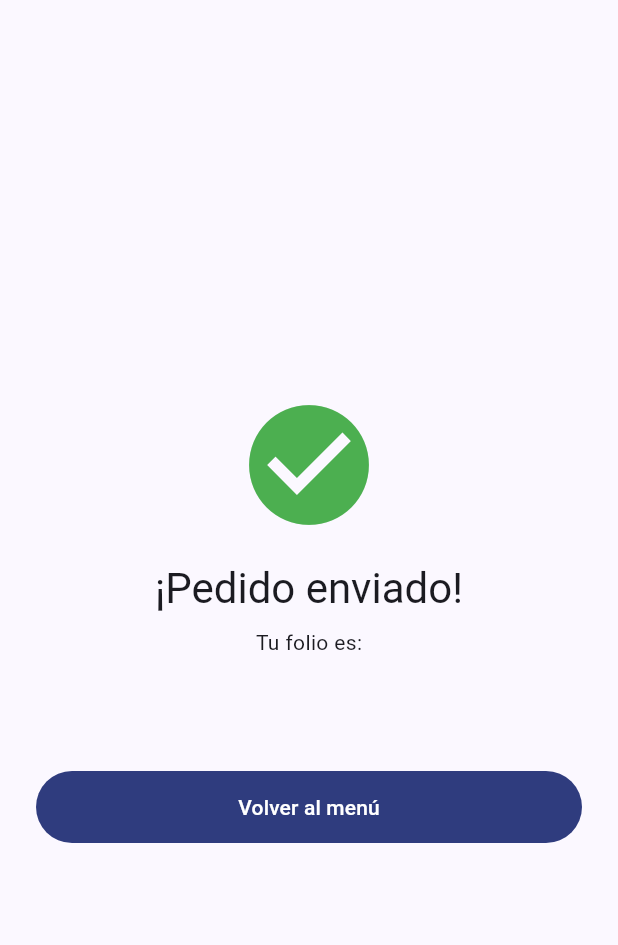
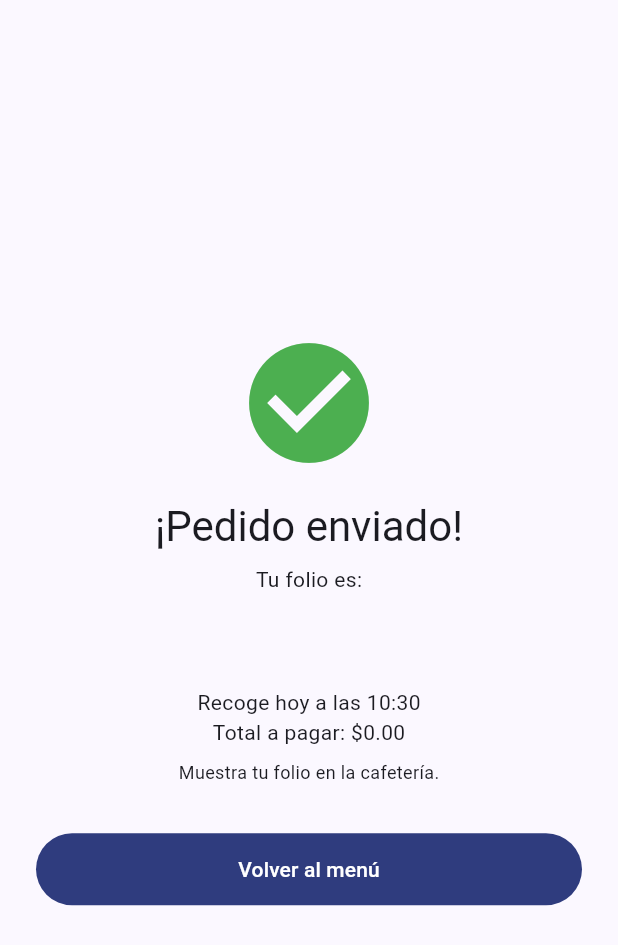
Before and after one commit to Diegue83/AgilU, a Flutter app: the ConfirmacionView screen opened directly with empty values, on a phone screen of 412 x 824 dp. Shown: the top 945 px of the screen. Run offline on Flutter 3.47's test engine with Material 3 defaults, Android fonts, the phone set to English and light mode, and no system bars; our stand-ins replace cloud_firestore, firebase_auth, firebase_core; accounts and stored records are empty.

Commit message:
Configuración del envio y confirmación del pedido

```diff
--- a/lib/app.dart
+++ b/lib/app.dart
@@ -2,6 +2,7 @@ import 'package:flutter/material.dart';
 
 import 'core/routes.dart';
 import 'core/theme.dart';
+import 'data/models/pedido.dart';
 import 'ui/auth/login_view.dart';
 import 'ui/cart/cart_view.dart';
 import 'ui/menu/menu_view.dart';
@@ -22,7 +23,8 @@ class AgilUApp extends StatelessWidget {
         Routes.menu: (_) => const MenuView(),
         Routes.carrito: (_) => const CartView(),
         Routes.confirmacion: (ctx) => ConfirmacionView(
-              folio: ModalRoute.of(ctx)!.settings.arguments as String,
+              resultado:
+                  ModalRoute.of(ctx)!.settings.arguments as ResultadoPedido,
             ),
       },
     );
--- a/lib/core/app_config.dart
+++ b/lib/core/app_config.dart
@@ -4,4 +4,9 @@ class AppConfig {
   /// true  = usa Firebase Authentication + Cloud Firestore.
   /// Cambiar a true cuando Juan Diego termine la configuración de Firebase.
   static const bool usarFirebase = false;
+  static const String cafeteriaPorDefecto = 'cafeteria-central';
+  static const int anticipacionMinutos = 60;        // regla del beneficiario
+  static const int intervaloRecogidaMinutos = 15;
+  static const int aperturaMinutos = 7 * 60 + 30;   // 07:30
+  static const int cierreMinutos = 23 * 60;         // cambiar a la hora sugerida
 }
--- /dev/null
+++ b/lib/core/reglas_pedido.dart
@@ -0,0 +1,28 @@
+import 'app_config.dart';
+
+class ReglasPedido {
+  static List<DateTime> horasDisponibles(
+    DateTime ahora, {
+    int anticipacion = AppConfig.anticipacionMinutos,
+    int intervalo = AppConfig.intervaloRecogidaMinutos,
+    int apertura = AppConfig.aperturaMinutos,
+    int cierre = AppConfig.cierreMinutos,
+  }) {
+    final inicioDia = DateTime(ahora.year, ahora.month, ahora.day);
+    final minimo = ahora.add(Duration(minutes: anticipacion));
+    final horas = <DateTime>[];
+    for (var m = apertura; m <= cierre; m += intervalo) {
+      final hora = inicioDia.add(Duration(minutes: m));
+      if (!hora.isBefore(minimo)) horas.add(hora);
+    }
+    return horas;
+  }
+
+  static bool horaValida(DateTime elegida, DateTime ahora) =>
+      horasDisponibles(ahora).any((h) => h.isAtSameMomentAs(elegida));
+
+  static String formatearFolio(int n) => 'AGU-${n.toString().padLeft(5, '0')}';
+
+  static String formatearHora(DateTime h) =>
+      '${h.hour.toString().padLeft(2, '0')}:${h.minute.toString().padLeft(2, '0')}';
+}
--- a/lib/data/models/item_carrito.dart
+++ b/lib/data/models/item_carrito.dart
@@ -11,7 +11,7 @@ class ItemCarrito {
   Map<String, dynamic> toMap() => {
         'productoId': producto.id,
         'nombre': producto.nombre,
-        'precio': producto.precio,
+        'precioUnitario': producto.precio,
         'cantidad': cantidad,
       };
 }
--- a/lib/data/models/pedido.dart
+++ b/lib/data/models/pedido.dart
@@ -2,24 +2,37 @@ import 'item_carrito.dart';
 
 class Pedido {
   final String usuarioId;
+  final String cafeteriaId;
   final List<ItemCarrito> items;
   final double total;
-  final String estado; // pendiente | preparando | listo | entregado
-  final DateTime creadoEn;
+  final DateTime recogerA;
+  final String notas;
+  final String estado;
 
-  Pedido({
+  const Pedido({
     required this.usuarioId,
+    required this.cafeteriaId,
     required this.items,
     required this.total,
+    required this.recogerA,
+    this.notas = '',
     this.estado = 'pendiente',
-    DateTime? creadoEn,
-  }) : creadoEn = creadoEn ?? DateTime.now();
+  });
 
   Map<String, dynamic> toMap() => {
         'usuarioId': usuarioId,
+        'cafeteriaId': cafeteriaId,
         'items': items.map((e) => e.toMap()).toList(),
         'total': total,
         'estado': estado,
-        'creadoEn': creadoEn.toIso8601String(),
+        if (notas.trim().isNotEmpty) 'notas': notas.trim(),
       };
 }
+
+class ResultadoPedido {
+  final String folio;
+  final DateTime recogerA;
+  final double total;
+  const ResultadoPedido(
+      {required this.folio, required this.recogerA, required this.total});
+}
--- a/lib/ui/pedido/confirmacion_view.dart
+++ b/lib/ui/pedido/confirmacion_view.dart
@@ -1,10 +1,12 @@
 import 'package:flutter/material.dart';
 
+import '../../core/reglas_pedido.dart';
 import '../../core/routes.dart';
+import '../../data/models/pedido.dart';
 
 class ConfirmacionView extends StatelessWidget {
-  final String folio;
-  const ConfirmacionView({super.key, required this.folio});
+  final ResultadoPedido resultado;
+  const ConfirmacionView({super.key, required this.resultado});
 
   @override
   Widget build(BuildContext context) {
@@ -22,11 +24,17 @@ class ConfirmacionView extends StatelessWidget {
                     style: Theme.of(context).textTheme.headlineMedium),
                 const SizedBox(height: 8),
                 const Text('Tu folio es:'),
-                Text(folio,
+                SelectableText(resultado.folio,
                     style: Theme.of(context)
                         .textTheme
                         .displaySmall
                         ?.copyWith(fontWeight: FontWeight.bold)),
+                const SizedBox(height: 16),
+                Text('Recoge hoy a las ${ReglasPedido.formatearHora(resultado.recogerA)}'),
+                Text('Total a pagar: \$${resultado.total.toStringAsFixed(2)}'),
+                const SizedBox(height: 8),
+                const Text('Muestra tu folio en la cafetería.',
+                    style: TextStyle(fontSize: 12)),
                 const SizedBox(height: 32),
                 FilledButton(
                   onPressed: () =>
```
Also changed, not shown: analysis_options.yaml (+9 -0 lines), lib/data/models/producto.dart (+7 -0 lines), lib/data/repositories/firestore_pedido_repository.dart (+19 -3 lines), lib/data/repositories/pedido_repository.dart (+5 -4 lines), lib/ui/cart/cart_view.dart (+96 -15 lines), lib/ui/cart/cart_view_model.dart (+69 -10 lines), lib/ui/menu/menu_view.dart (+8 -2 lines), lib/core/routes.dart (line endings or trailing spaces).
